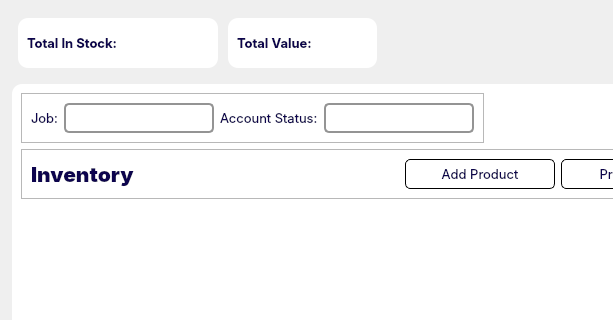
First picture: the form in app/src/ui/NEW/inventory_page.ui, repository Kazu0210/Inventory-System, before the edit; both pictures show x 0 to 613 and y 0 to 320 of the 1163 by 626 pixel window.
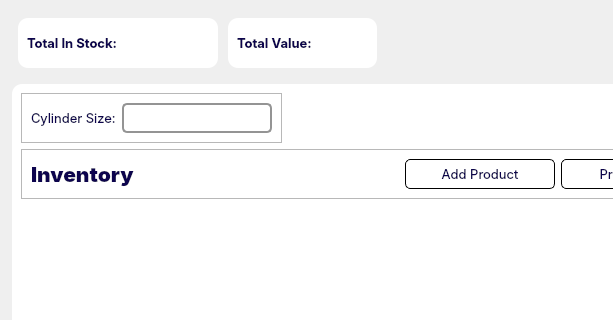
Second picture: the form after the edit.

Commit message: added list for available cylinder sizes

Patch:
```diff
--- a/app/src/ui/NEW/inventory_page.ui
+++ b/app/src/ui/NEW/inventory_page.ui
@@ -279,7 +279,7 @@
              <widget class="QLabel" name="label_5">
               <property name="maximumSize">
                <size>
-                <width>70</width>
+                <width>90</width>
                 <height>16777215</height>
                </size>
               </property>
@@ -290,7 +290,7 @@
                </font>
               </property>
               <property name="text">
-               <string>Job:</string>
+               <string>Cylinder Size:</string>
               </property>
              </widget>
             </item>
@@ -316,29 +316,6 @@
               </property>
              </widget>
             </item>
-            <item>
-             <widget class="QLabel" name="label_11">
-              <property name="font">
-               <font>
-                <family>Inter</family>
-                <pointsize>10</pointsize>
-               </font>
-              </property>
-              <property name="text">
-               <string>Account Status:</string>
-              </property>
-             </widget>
-            </item>
-            <item>
-             <widget class="QComboBox" name="account_status_filter">
-              <property name="minimumSize">
-               <size>
-                <width>150</width>
-                <height>30</height>
-               </size>
-              </property>
-             </widget>
-            </item>
            </layout>
           </widget>
          </item>
```
Left out of the diff: 2 changed lines with no effect on the pictures. The commit also changes 18 other files.
